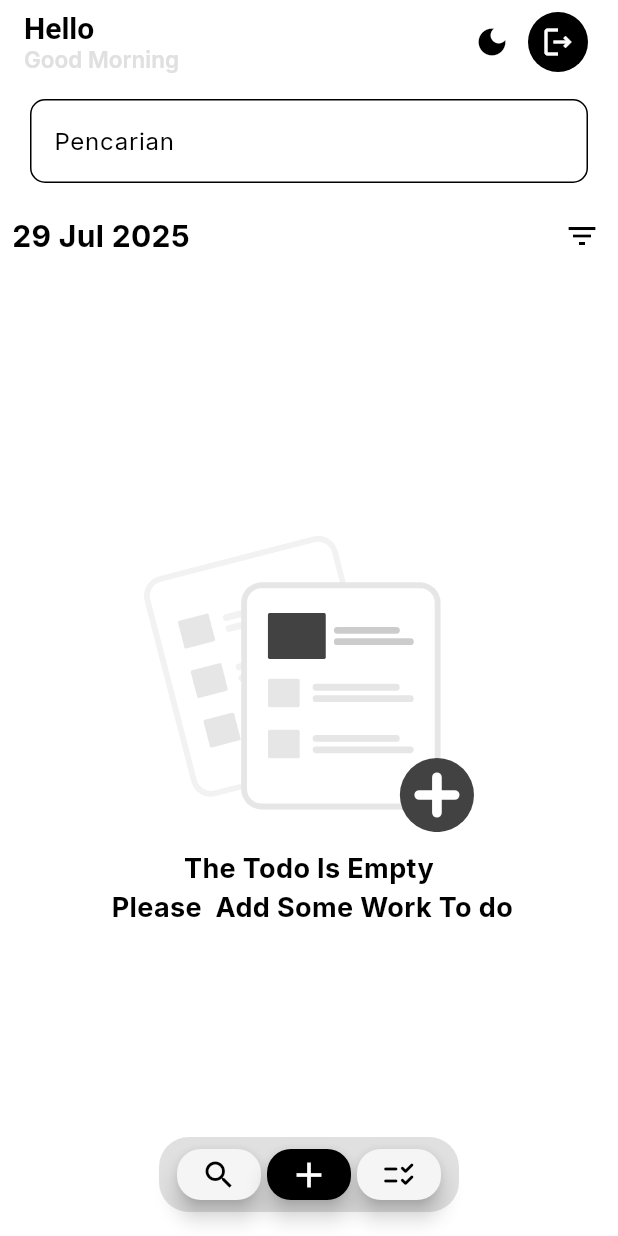
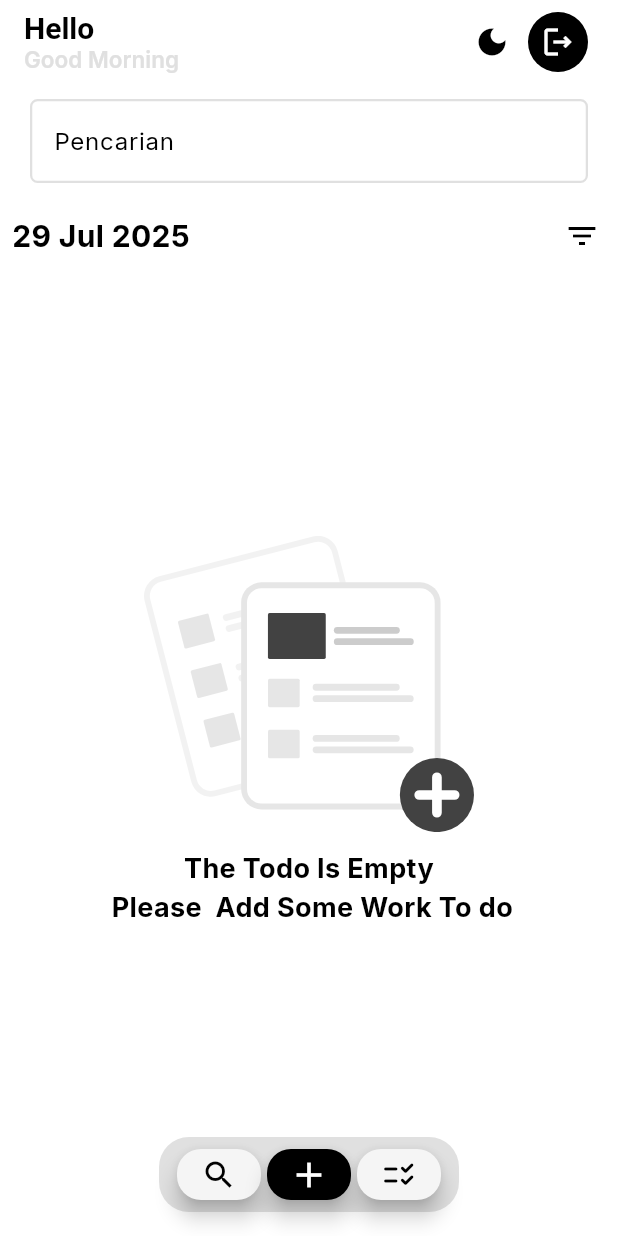
Before and after one commit to jbranabb/todoUkk, a Flutter app: the HomePage screen opened directly, after a tap on the "sunny" icon, after a tap on the "search" icon, on a phone screen of 412 x 824 dp. Run offline on Flutter 3.47's test engine with Material 3 defaults, Android fonts, the phone set to English and light mode, and no system bars; our stand-ins replace bloc, equatable, firebase_auth, firebase_core, firebase_database, flutter_bloc and 4 more; accounts and stored records are empty.

Commit message:
feat(HomePage)improving search Textfields

```diff
--- a/lib/todo/pages/home_page.dart
+++ b/lib/todo/pages/home_page.dart
@@ -221,8 +221,16 @@ class _HomePageState extends State<HomePage> {
                             labelStyle: TextStyle(
                                 color: Theme.of(context).colorScheme.onPrimary),
                             enabledBorder: OutlineInputBorder(
-                                borderRadius: BorderRadius.circular(10)),
+                               borderSide: BorderSide(
+                                width: 1.5,
+                                color: Theme.of(context).colorScheme.secondary
+                              ),
+                                borderRadius: BorderRadius.circular(5)),
                             focusedBorder: OutlineInputBorder(
+                              borderSide: BorderSide(
+                                width: 2,
+                                color: Theme.of(context).colorScheme.onPrimary
+                              ),
                                 borderRadius: BorderRadius.circular(10)),
                           ),
                         ),
```
